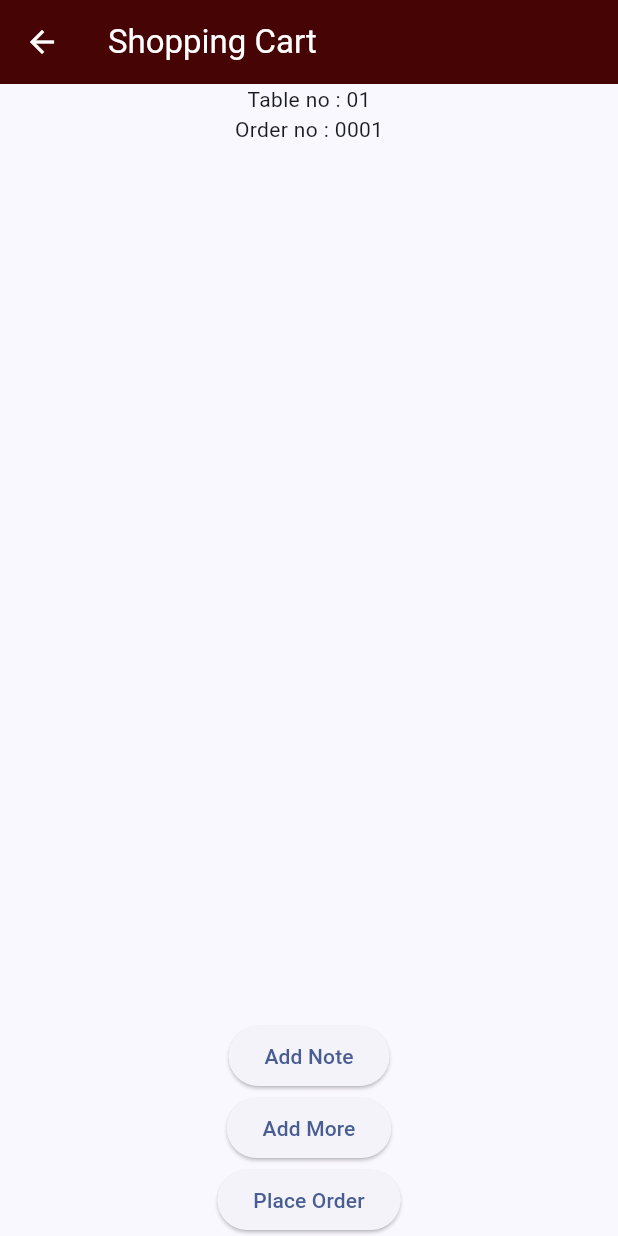
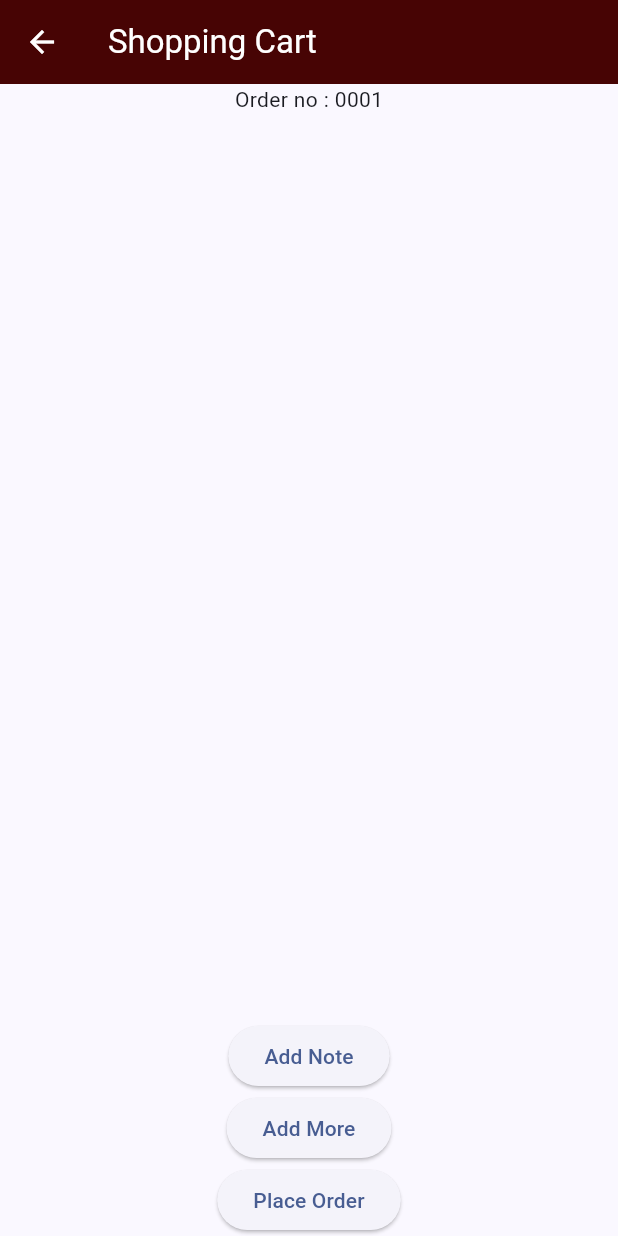
Before and after one commit to pamudipunsala/synnex_restaurant_mobile_app, a Flutter app: the MenuScreenPage screen opened directly, after a tap on the "shopping cart" icon, on a phone screen of 412 x 824 dp. Run offline on Flutter 3.47's test engine with Material 3 defaults, Android fonts, the phone set to English and light mode, and no system bars; our stand-ins replace google_fonts, shared_preferences; accounts and stored records are empty; network calls fail.

Commit message:
table no

```diff
--- a/lib/models/cart_model.dart
+++ b/lib/models/cart_model.dart
@@ -5,6 +5,7 @@ class CartItem {
   final String addOns;
   final double price;
   final String note;
+  final int tableNo;
 
   CartItem({
     required this.name,
@@ -13,5 +14,6 @@ class CartItem {
     required this.addOns,
     required this.price,
     required this.note,
+    required this.tableNo,
   });
 }
--- a/lib/view/cart_screen.dart
+++ b/lib/view/cart_screen.dart
@@ -49,7 +49,7 @@ class _CartScreenState extends State<CartScreenPage> {
       ),
       body: Column(
         children: [
-          const Text('Table no : 01'),
+          // Text('Table no : ${}'),
           const Text('Order no : 0001'),
           Expanded(
             child: ListView.builder(
@@ -59,7 +59,7 @@ class _CartScreenState extends State<CartScreenPage> {
                 return Card(
                   child: ListTile(
                     title: Text(
-                      '${item.name}\nVariation - ${item.variation}\nQuantity - ${item.quantity}\nAdd Ones - ${item.addOns}\nTotal Price - Rs. ${item.price}\nNote - ${item.note}',
+                      '${item.name}\nTable No - ${item.tableNo} \nVariation - ${item.variation}\nQuantity - ${item.quantity}\nAdd Ones - ${item.addOns}\nTotal Price - Rs. ${item.price}\nNote - ${item.note}',
                     ),
                   ),
                 );
--- a/lib/view/menu_screen.dart
+++ b/lib/view/menu_screen.dart
@@ -83,6 +83,7 @@ class _MenuScreenState extends State<MenuScreenPage> {
     double selectedRadioPrice = 0.0;
     double checkboxPrice = 200.0; // Price for the checkbox item
     double totalPrice = 0.0;
+    int? tableNo = -1;
 
     showDialog(
       context: context,
@@ -192,6 +193,7 @@ class _MenuScreenState extends State<MenuScreenPage> {
                               addOns: isChecked ? 'Add Ones 1' : '',
                               price: totalPrice,
                               note: menu.noteController.text,
+                              tableNo: tableNo,
                             ));
                           });
                           Navigator.of(context).pop();
```
Also changed, not shown: lib/view_models/table_view_model.dart (+6 -3 lines), lib/view/table_screen.dart (line endings or trailing spaces), lib/view_models/cart_view_model.dart (line endings or trailing spaces), 2 other files.
